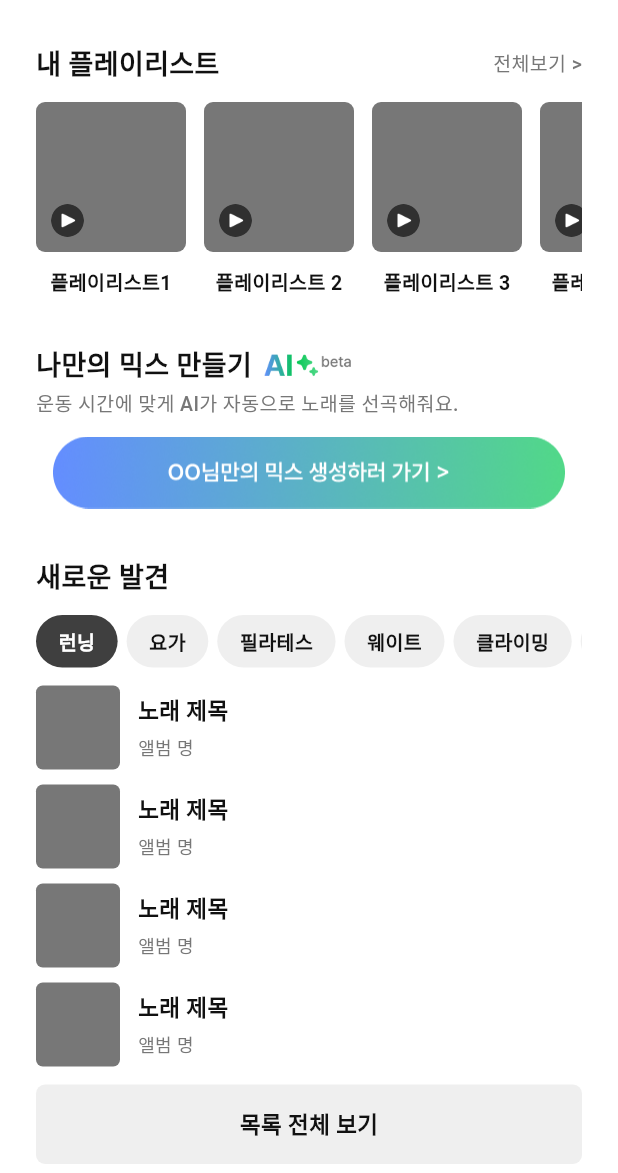
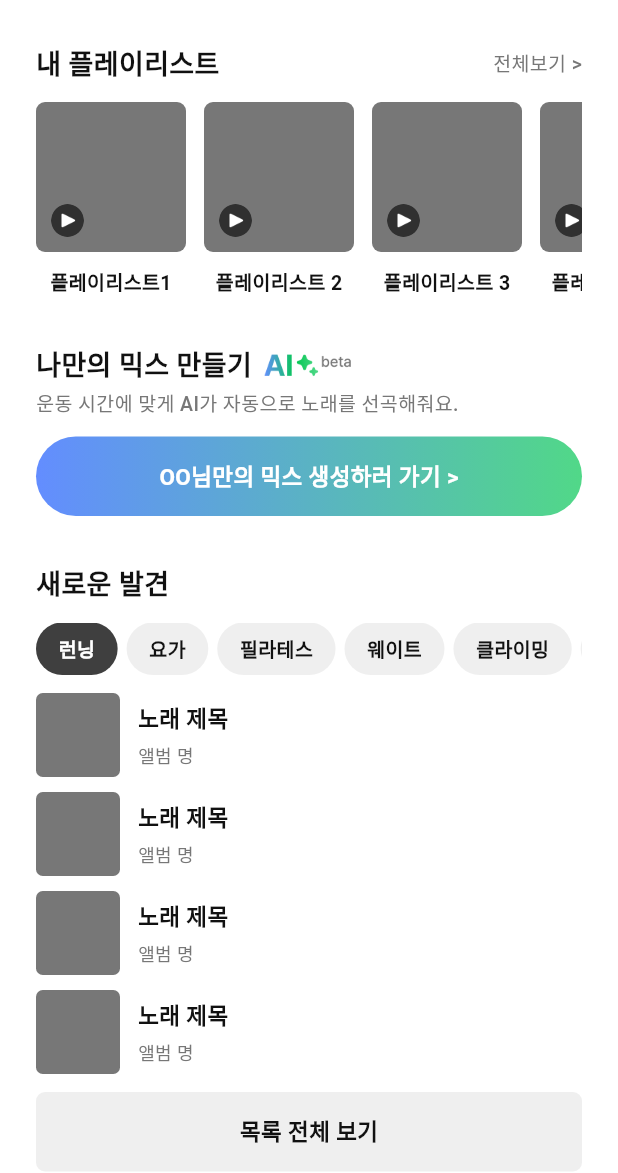
Before and after one commit to MUGYM/frontend_flutter, a Flutter app: the screen it shows after launch, on a phone screen of 412 x 824 dp, the part 63-1236 px from its top. Run offline on Flutter 3.47's test engine with Material 3 defaults, Android fonts, the light colour scheme and no system bars; Roboto replaces fonts that are missing (Preteard, Pretenard, Pretendard); project files that could hold a hidden picture were left out.

Commit message:
home_screen updated

```diff
--- a/mugym/lib/screens/home_screen.dart
+++ b/mugym/lib/screens/home_screen.dart
@@ -1,4 +1,5 @@
 import 'package:flutter/material.dart';
+import 'package:mugym/screens/mix_screen.dart';
 
 class HomeScreen extends StatelessWidget {
   const HomeScreen({super.key});
@@ -7,6 +8,7 @@ class HomeScreen extends StatelessWidget {
   Widget build(BuildContext context) {
     return Scaffold(
       appBar: AppBar(
+        scrolledUnderElevation: 0,
         backgroundColor: Colors.white,
         title: Padding(
           padding: const EdgeInsets.symmetric(horizontal: 8.0),
@@ -105,10 +107,42 @@ class HomeScreen extends StatelessWidget {
               ),
             ),
             const SizedBox(height: 12),
-            const Image(
-              image: AssetImage('assets/images/AI_mix_button.png'),
-              width: double.infinity,
-              height: 48,
+            GestureDetector(
+              onTap: () {
+                Navigator.push(
+                  context,
+                  MaterialPageRoute(builder: (context) => const MixScreen()),
+                );
+              },
+              child: Container(
+                width: double.infinity,
+                constraints: const BoxConstraints(
+                  minHeight: 0,
+                  minWidth: 0,
+                ),
+                decoration: BoxDecoration(
+                  gradient: const LinearGradient(
+                    colors: [Color(0xFF638DFF), Color(0xFF51D888)],
+                    begin: Alignment.centerLeft,
+                    end: Alignment.centerRight,
+                  ),
+                  borderRadius: BorderRadius.circular(500),
+                ),
+                child: const Center(
+                  child: Padding(
+                    padding: EdgeInsets.symmetric(vertical: 15.0),
+                    child: Text(
+                      'OO님만의 믹스 생성하러 가기 >',
+                      style: TextStyle(
+                        fontFamily: 'Pretendard',
+                        fontSize: 15,
+                        fontWeight: FontWeight.w600,
+                        color: Color(0xffffffff),
+                      ),
+                    ),
+                  ),
+                ),
+              ),
             ),
             const SizedBox(height: 32),
             const Text(
@@ -190,7 +224,7 @@ class HomeScreen extends StatelessWidget {
                   ),
                 ),
               ),
-            )
+            ),
           ],
         ),
       ),
```
